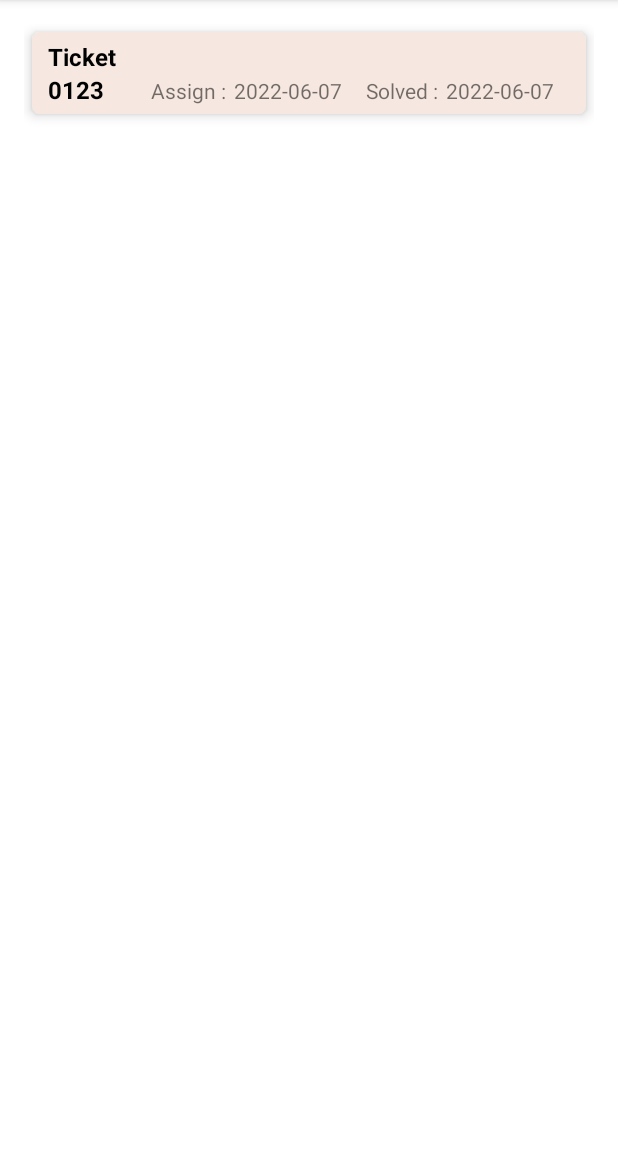
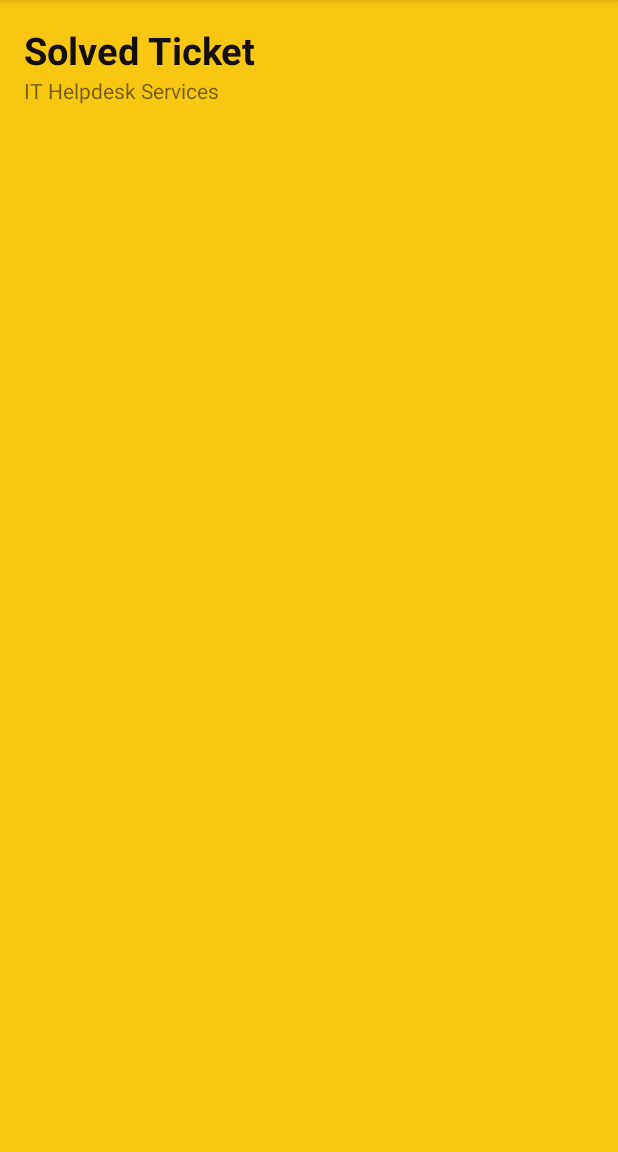
Before and after one commit to abepraya/teamOneProject, an Android app: the SolvedTicketActivity screen opened directly, with no data from a screen before it, on a phone screen of 412 x 824 dp, the part 84-1236 px from its top. Run offline under Robolectric (Android 15) with nearby library versions, the phone set to English and light mode, and no system bars.

Commit message:
commit bismillah

```diff
--- a/app/src/main/res/layout/activity_solved_ticket.xml
+++ b/app/src/main/res/layout/activity_solved_ticket.xml
@@ -1,106 +1,43 @@
 <?xml version="1.0" encoding="utf-8"?>
-<RelativeLayout xmlns:android="http://schemas.android.com/apk/res/android"
+<LinearLayout xmlns:android="http://schemas.android.com/apk/res/android"
     xmlns:app="http://schemas.android.com/apk/res-auto"
+    xmlns:tools="http://schemas.android.com/tools"
     android:layout_width="match_parent"
     android:layout_height="match_parent"
+    android:background="@color/maybank_yellow"
+    android:orientation="vertical"
+    tools:context=".Developer.SolvedTicketActivity">
+
+    <LinearLayout
+        android:layout_width="match_parent"
+        android:layout_height="wrap_content"
         android:layout_margin="16dp"
         android:orientation="vertical">
 
+        <TextView
+            android:layout_width="wrap_content"
+            android:layout_height="wrap_content"
+            android:text="Solved Ticket"
+            android:textColor="@color/maybank_black"
+            android:textSize="25dp"
+            android:textStyle="bold" />
 
-    <androidx.cardview.widget.CardView
-        android:layout_width="match_parent"
+        <TextView
+            android:layout_width="wrap_content"
             android:layout_height="wrap_content"
-        android:layout_margin="5dp"
-        android:background="@color/maybank_brokenwhite"
-        android:clickable="true"
-        android:foreground="?android:attr/selectableItemBackground"
-        app:cardBackgroundColor="@color/maybank_brokenwhite"
-        app:cardCornerRadius="5dp"
-        app:cardElevation="5dp"
-        app:contentPadding="5dp">
+            android:text="IT Helpdesk Services" />
+
+    </LinearLayout>
 
     <LinearLayout
         android:layout_width="match_parent"
         android:layout_height="match_parent"
         android:orientation="vertical">
 
-            <LinearLayout
-                android:layout_width="wrap_content"
-                android:layout_height="wrap_content"
-                android:layout_marginLeft="5dp"
-                android:orientation="horizontal">
-
-                <TextView
-                    android:id="@+id/textView"
-                    android:layout_width="63dp"
-                    android:layout_height="wrap_content"
-                    android:layout_marginRight="5dp"
-                    android:layout_weight="1"
-                    android:text="Ticket"
-                    android:textColor="#000000"
-                    android:textSize="16sp"
-                    android:textStyle="bold" />
-
-                <TextView
-                    android:id="@+id/txt_name_emp_solved"
-                    android:layout_width="wrap_content"
-                    android:layout_height="wrap_content"
-                    android:layout_weight="1"
-                    android:textColor="#000000"
-                    android:textSize="16sp"
-                    android:textStyle="bold"/>
-
-            </LinearLayout>
-
-            <LinearLayout
+        <ListView
+            android:id="@+id/list_solved_ticket"
             android:layout_width="match_parent"
-                android:layout_height="match_parent"
-                android:layout_marginLeft="5dp"
-                android:orientation="horizontal">
-
-                <TextView
-                    android:id="@+id/txt_id_ticket_solved"
-                    android:layout_width="63dp"
-                    android:layout_height="wrap_content"
-                    android:layout_marginRight="5dp"
-                    android:text="0123"
-                    android:textColor="#000000"
-                    android:textSize="16sp"
-                    android:textStyle="bold" />
-
-                <TextView
-                    android:id="@+id/textView2"
-                    android:layout_width="wrap_content"
-                    android:layout_height="wrap_content"
-                    android:layout_marginRight="5dp"
-                    android:text="Assign :" />
-
-                <TextView
-                    android:id="@+id/txt_assign_date_solved"
-                    android:layout_width="wrap_content"
-                    android:layout_height="wrap_content"
-                    android:layout_marginRight="5dp"
-                    android:layout_weight="1"
-                    android:text="2022-06-07" />
-
-                <TextView
-                    android:id="@+id/textView11"
-                    android:layout_width="wrap_content"
-                    android:layout_height="wrap_content"
-                    android:layout_marginRight="5dp"
-                    android:text="Solved :" />
-
-                <TextView
-                    android:id="@+id/txt_solved_date"
-                    android:layout_width="wrap_content"
-                    android:layout_height="wrap_content"
-                    android:layout_marginRight="5dp"
-                    android:layout_weight="1"
-                    android:text="2022-06-07" />
-
+            android:layout_height="match_parent" />
     </LinearLayout>
 
 </LinearLayout>
-
-    </androidx.cardview.widget.CardView>
-</RelativeLayout>
```
Also changed, not shown: app/src/main/AndroidManifest.xml (+4 -3 lines), app/src/main/java/id/bagusip/projectkel1/Developer/DetailSolvedTicketActivity.java (added, +16 -0 lines), app/src/main/res/layout/activity_detail_solved_ticket.xml (added, +219 -0 lines), app/src/main/res/layout/list_item_solved_ticket.xml (+80 -17 lines). Lines whose indentation alone changed are shown as unchanged.
